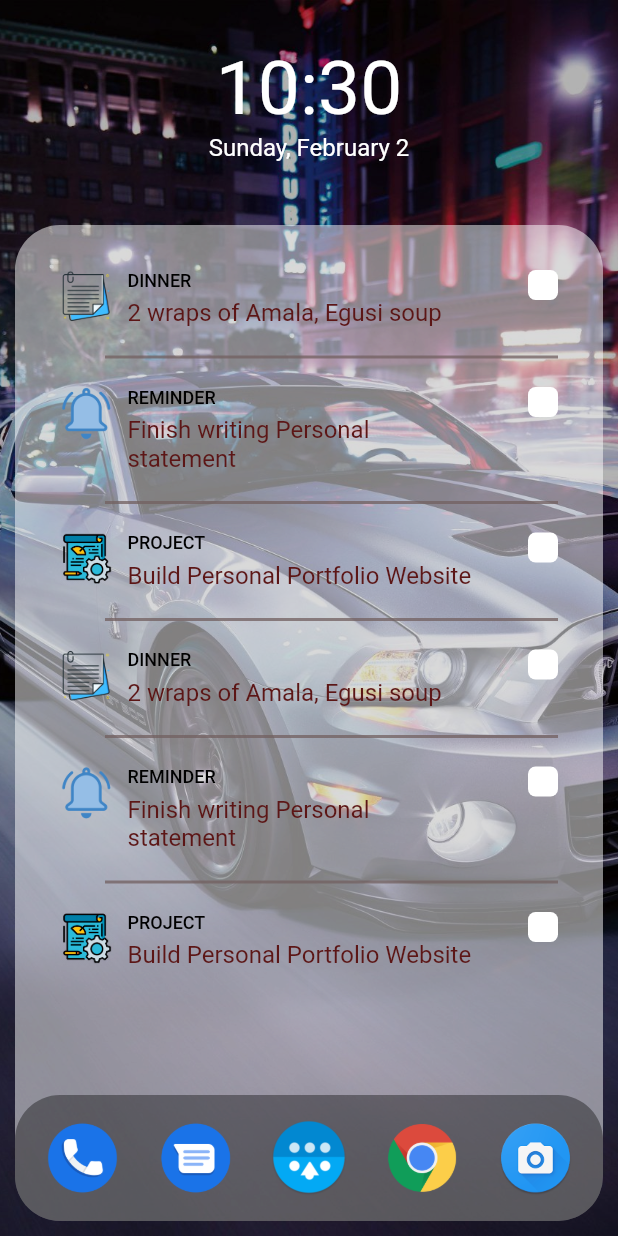
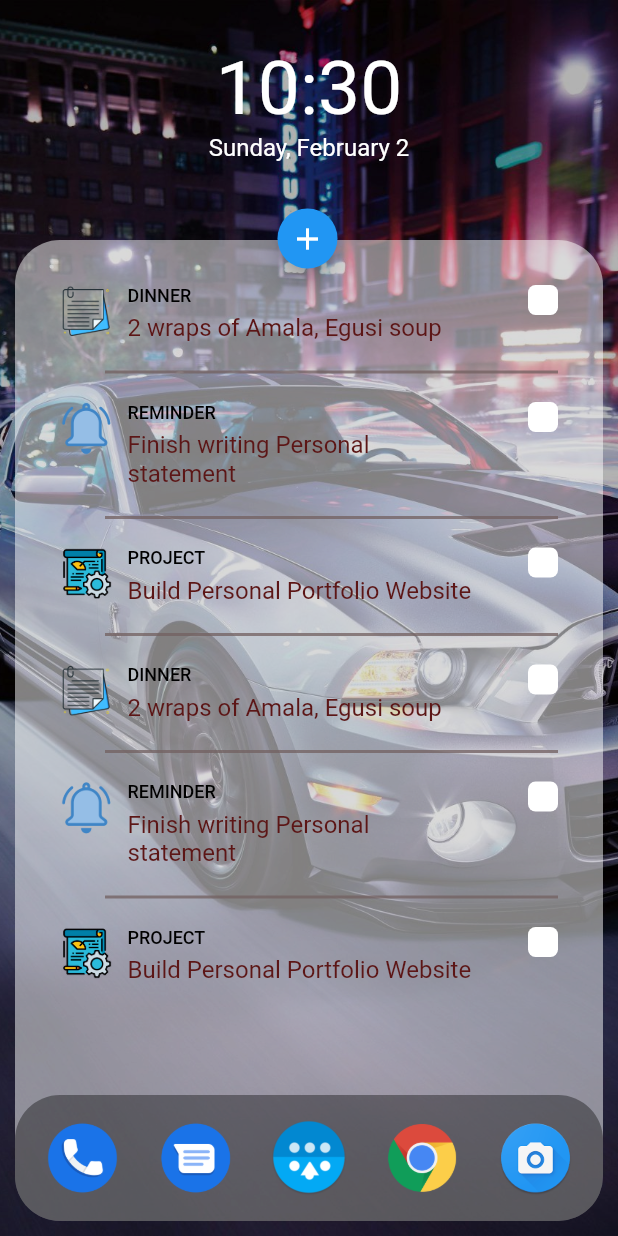
Before and after one commit to Itope84/remind_launcher, a Flutter app: the screen it shows after launch, on a phone screen of 412 x 824 dp. Run offline on Flutter 3.47's test engine with Material 2 defaults, Android fonts, the light colour scheme and no system bars; our stand-ins replace sqflite; missing offline and left inert: device_apps; accounts and stored records are empty; Roboto replaces fonts that are missing (Ubuntu); project files that could hold a hidden picture were left out.

Commit message:
finished Addtasks design

```diff
--- a/lib/screens/home.dart
+++ b/lib/screens/home.dart
@@ -3,8 +3,11 @@ import 'package:flutter/material.dart';
 import 'package:intl/intl.dart';
 import 'package:provider/provider.dart';
 import 'package:remind_launcher/bloc/index.dart';
+import 'package:remind_launcher/models/task.dart';
+import 'package:remind_launcher/screens/add-task.dart';
 import 'package:remind_launcher/screens/drawer.dart';
 import 'package:remind_launcher/utils/enums/notice-type.dart';
+import 'package:remind_launcher/widgets/custom-bottom-modal.dart';
 
 class LauncherHome extends StatefulWidget {
   @override
@@ -14,6 +17,8 @@ class LauncherHome extends StatefulWidget {
 class _LauncherHomeState extends State<LauncherHome> {
   String _time = DateFormat('kk:mm').format(DateTime.now());
   String _date = DateFormat.MMMMEEEEd().format(DateTime.now());
+
+  bool _showBottomModal = false;
 
   // bloc
   MainBloc _bloc;
@@ -98,73 +103,18 @@ class _LauncherHomeState extends State<LauncherHome> {
     );
   }
 
-  @override
-  void initState() {
-    // Get installed apps
-    Timer.periodic(
-      Duration(seconds: 1),
-      (Timer t) => setState(
-        () {
-          DateTime now = DateTime.now();
-          _time = DateFormat('kk:mm').format(now);
-          _date = DateFormat.MMMMEEEEd().format(DateTime.now());
-        },
-      ),
-    );
-
-    super.initState();
-  }
-
-  @override
-  Widget build(BuildContext context) {
-    if (!_isInitialised) {
-      setState(() {
-        _bloc = Provider.of<MainBloc>(context);
-      });
-    }
-
-    return Scaffold(
-      body: Container(
-        width: MediaQuery.of(context).size.width,
-        height: MediaQuery.of(context).size.height,
-        decoration: BoxDecoration(
-          image: DecorationImage(
-              image: AssetImage('assets/images/car_ultra_urban.jpg'),
-              fit: BoxFit.cover),
-        ),
-        child: Container(
-          decoration: BoxDecoration(
-            color: Color.fromRGBO(0, 0, 0, 0.3),
-          ),
-          child: SafeArea(
+  Widget _taskListWidget() {
+    return Positioned(
+        bottom: 10.0,
         child: Stack(
           children: <Widget>[
             Container(
-                  margin: EdgeInsets.only(top: 30.0),
-                  width: MediaQuery.of(context).size.width,
-                  child: Column(
-                    crossAxisAlignment: CrossAxisAlignment.center,
-                    children: <Widget>[
-                      Text(
-                        _time,
-                        style: TextStyle(color: Colors.white, fontSize: 50.0),
-                      ),
-                      Text(
-                        _date,
-                        style: TextStyle(color: Colors.white, fontSize: 16.0),
-                      )
-                    ],
-                  ),
-                ),
-                Positioned(
-                  bottom: 10.0,
-                  child: Container(
-                    margin: EdgeInsets.symmetric(horizontal: 10.0),
+              margin: EdgeInsets.only(left: 10.0, right: 10.0, top: 25.0),
               decoration: BoxDecoration(
                   color: Color.fromRGBO(255, 255, 255, 0.5),
                   borderRadius: BorderRadius.circular(30.0)),
               width: MediaQuery.of(context).size.width - 20.0,
-                    height: MediaQuery.of(context).size.height - 160,
+              height: MediaQuery.of(context).size.height - 170,
               padding: EdgeInsets.only(
                 left: 30,
                 right: 30,
@@ -227,7 +177,87 @@ class _LauncherHomeState extends State<LauncherHome> {
                 ],
               ),
             ),
+            Positioned(
+              child: FloatingActionButton(
+                mini: true,
+                heroTag: 'addTask',
+                child: Icon(Icons.add),
+                onPressed: () {
+                  createNewTask();
+                },
               ),
+              top: 0,
+              left: (MediaQuery.of(context).size.width / 2) - 25,
+            ),
+          ],
+        ));
+  }
+
+  @override
+  void initState() {
+    // Get installed apps
+    Timer.periodic(
+      Duration(seconds: 1),
+      (Timer t) => setState(
+        () {
+          DateTime now = DateTime.now();
+          _time = DateFormat('kk:mm').format(now);
+          _date = DateFormat.MMMMEEEEd().format(DateTime.now());
+        },
+      ),
+    );
+
+    super.initState();
+  }
+
+  Future<void> createNewTask() async {
+    setState(() {
+      _showBottomModal = true;
+    });
+  }
+
+  @override
+  Widget build(BuildContext context) {
+    if (!_isInitialised) {
+      setState(() {
+        _bloc = Provider.of<MainBloc>(context);
+      });
+    }
+
+    return Scaffold(
+      body: Container(
+        width: MediaQuery.of(context).size.width,
+        height: MediaQuery.of(context).size.height,
+        decoration: BoxDecoration(
+          image: DecorationImage(
+              image: AssetImage('assets/images/car_ultra_urban.jpg'),
+              fit: BoxFit.cover),
+        ),
+        child: Container(
+          decoration: BoxDecoration(
+            color: Color.fromRGBO(0, 0, 0, 0.3),
+          ),
+          child: SafeArea(
+            child: Stack(
+              children: <Widget>[
+                Container(
+                  margin: EdgeInsets.only(top: 30.0),
+                  width: MediaQuery.of(context).size.width,
+                  child: Column(
+                    crossAxisAlignment: CrossAxisAlignment.center,
+                    children: <Widget>[
+                      Text(
+                        _time,
+                        style: TextStyle(color: Colors.white, fontSize: 50.0),
+                      ),
+                      Text(
+                        _date,
+                        style: TextStyle(color: Colors.white, fontSize: 16.0),
+                      )
+                    ],
+                  ),
+                ),
+                _taskListWidget(),
                 Positioned(
                   bottom: 10.0,
                   child: Container(
@@ -286,6 +316,25 @@ class _LauncherHomeState extends State<LauncherHome> {
                     ),
                   ),
                 ),
+                Positioned.fill(
+                  child: _showBottomModal
+                      ? CustomBottomModal(
+                          onClose: () {
+                            setState(() {
+                              _showBottomModal = false;
+                            });
+                          },
+                          child: AddTask(
+                            onSaveOrClose: (Task task) {
+                              setState(() {
+                                _bloc.addTask(task);
+                                _showBottomModal = false;
+                              });
+                            },
+                          ),
+                        )
+                      : Container(),
+                ),
               ],
             ),
           ),
```
Also changed, not shown: lib/screens/add-task.dart (added, +125 -0 lines). Lines whose indentation alone changed are shown as unchanged.
